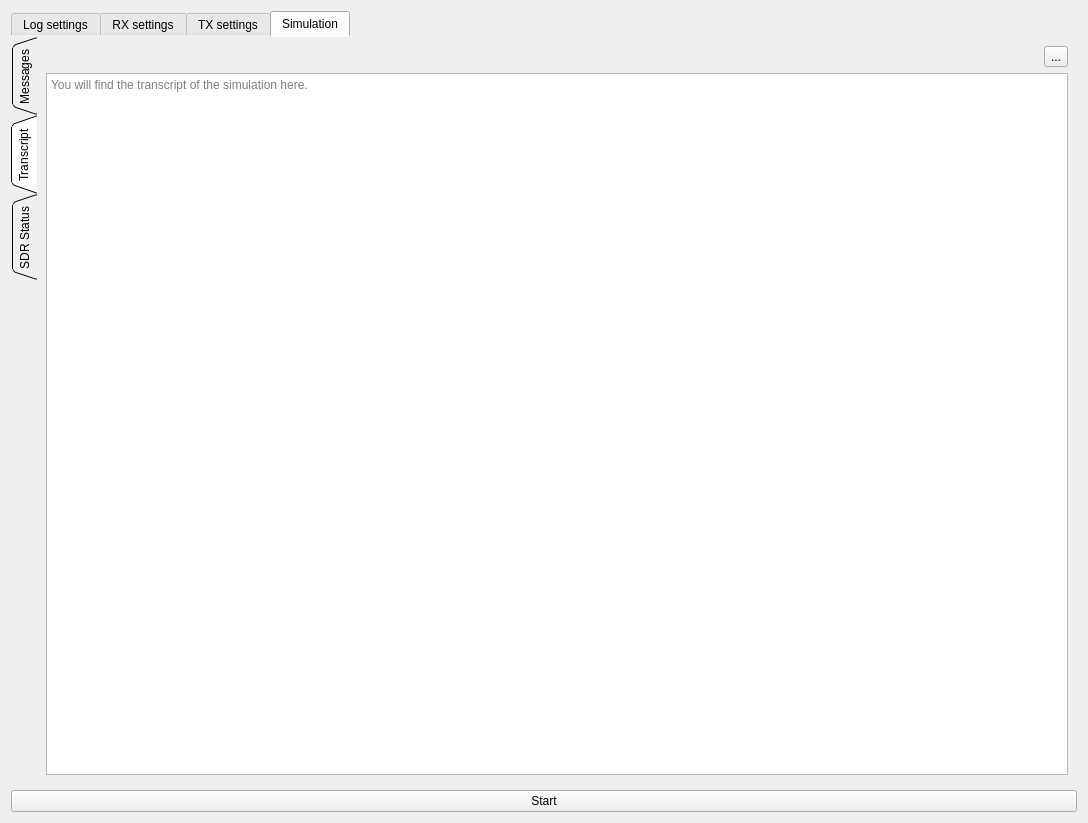
Before: the Qt Designer form data/ui/simulator_dialog.ui in jopohl/urh, drawn with Qt 5.
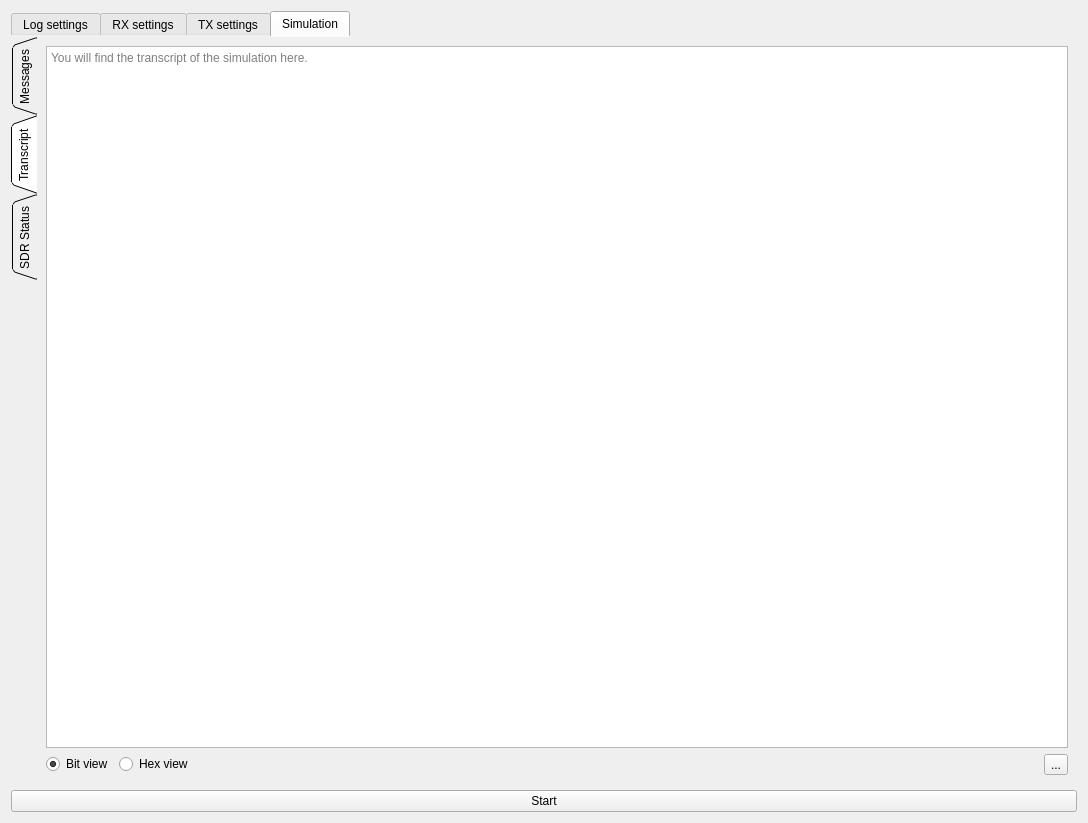
After: the same form once the commit is applied. The open tabs and pages were chosen to show the change. Icons and pictures are not drawn. Custom widgets are drawn as their Qt base class.

Commit message: support bit and hex view for transcript

```diff
--- a/data/ui/simulator_dialog.ui
+++ b/data/ui/simulator_dialog.ui
@@ -398,8 +398,35 @@
            <string>Transcript</string>
           </attribute>
           <layout class="QVBoxLayout" name="verticalLayout">
+           <item>
+            <widget class="QTextEdit" name="textEditTranscript">
+             <property name="readOnly">
+              <bool>true</bool>
+             </property>
+             <property name="placeholderText">
+              <string>You will find the transcript of the simulation here.</string>
+             </property>
+            </widget>
+           </item>
            <item>
             <layout class="QHBoxLayout" name="horizontalLayout_3">
+             <item>
+              <widget class="QRadioButton" name="radioButtonTranscriptBit">
+               <property name="text">
+                <string>Bit view</string>
+               </property>
+               <property name="checked">
+                <bool>true</bool>
+               </property>
+              </widget>
+             </item>
+             <item>
+              <widget class="QRadioButton" name="radioButtonTranscriptHex">
+               <property name="text">
+                <string>Hex view</string>
+               </property>
+              </widget>
+             </item>
              <item>
               <spacer name="horizontalSpacer">
                <property name="orientation">
@@ -425,16 +452,6 @@
              </item>
             </layout>
            </item>
-           <item>
-            <widget class="QTextEdit" name="textEditTranscript">
-             <property name="readOnly">
-              <bool>true</bool>
-             </property>
-             <property name="placeholderText">
-              <string>You will find the transcript of the simulation here.</string>
-             </property>
-            </widget>
-           </item>
           </layout>
          </widget>
          <widget class="QWidget" name="tab_device">
```
Left out of the diff: 3 changed lines with no effect on the pictures. The commit also changes 2 other files.
